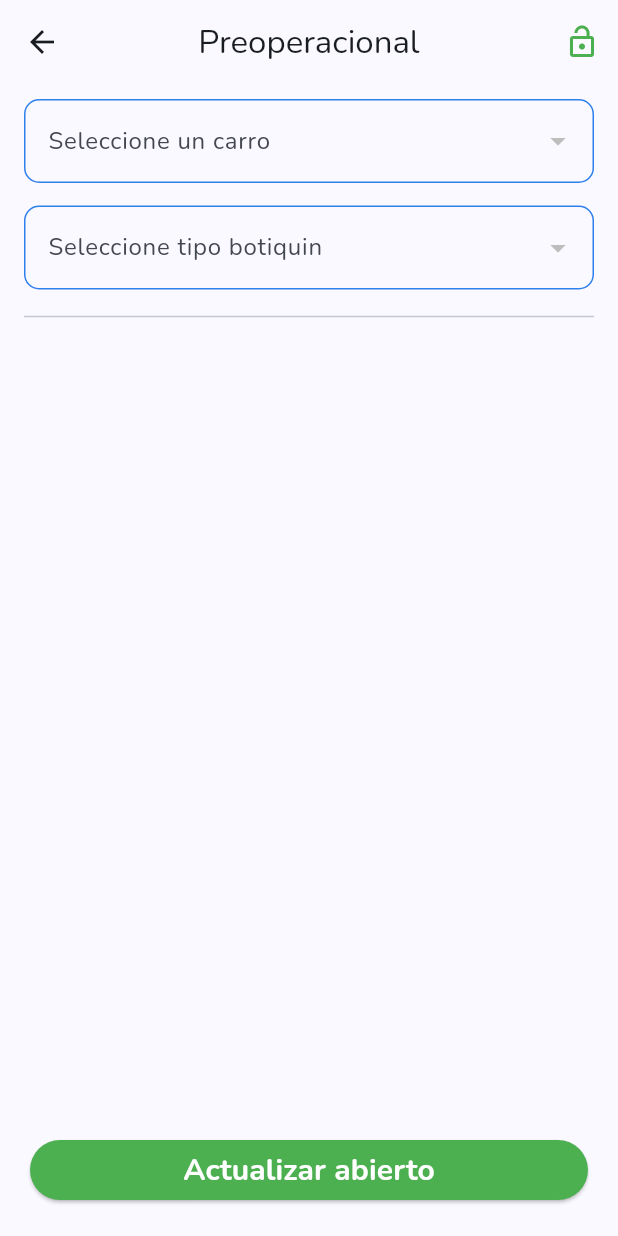
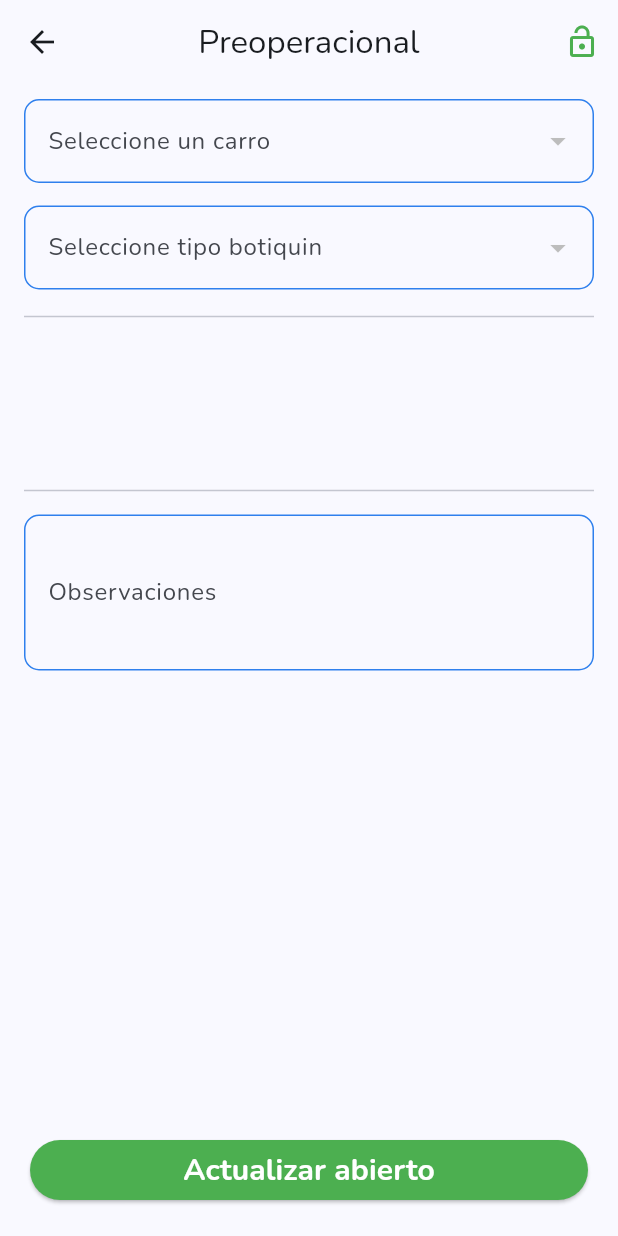
Before and after one commit to sxntiagoad/Eva-3.0, a Flutter app: the PreoperacionalScreen screen opened directly with empty values, on a phone screen of 412 x 824 dp. Run offline on Flutter 3.47's test engine with Material 3 defaults, Android fonts, the phone set to English and light mode, and no system bars; our stand-ins replace cloud_firestore, dio, firebase_auth, firebase_core, firebase_storage, flutter_riverpod and 2 more; accounts and stored records are empty.

Commit message:
fixed bug

```diff
--- a/lib/presentation/new_preoperacional/screens/new_preoperacional_scree.dart
+++ b/lib/presentation/new_preoperacional/screens/new_preoperacional_scree.dart
@@ -1,3 +1,4 @@
+import 'package:eva/presentation/new_preoperacional/widgets/observaciones.dart';
 import 'package:eva/providers/is_open.dart';
 import 'package:flutter/material.dart';
 import 'package:flutter_riverpod/flutter_riverpod.dart';
@@ -56,6 +57,9 @@ class NewPreoperacionalScree extends ConsumerWidget {
             SizedBox(height: 10),
             ListCategory(),
             SizedBox(height: 100),
+            Divider(),
+            ObservacionesWidget(),
+            SizedBox(height: 10),
           ],
         ),
       ),
--- a/lib/presentation/preoperacional/screens/preoperacional_screen.dart
+++ b/lib/presentation/preoperacional/screens/preoperacional_screen.dart
@@ -1,4 +1,5 @@
 import 'package:eva/presentation/preoperacional/widgets/inspeccion_db/list_category_db.dart';
+import 'package:eva/presentation/preoperacional/widgets/observaciones_db.dart';
 import 'package:eva/presentation/preoperacional/widgets/uptate_preoperacional.dart';
 import 'package:eva/providers/is_open.dart';
 import 'package:eva/providers/preoperacionales_provider.dart';
@@ -92,7 +93,11 @@ class _PreoperacionalScreenState extends ConsumerState<PreoperacionalScreen> {
               ListCategoryDb(),
               SizedBox(
                 height: 100,
-              )
+              ),
+              Divider(),
+              ObservacionesDbWidget(),
+              SizedBox(height: 10),
+
             ],
           ),
         ),
--- /dev/null
+++ b/lib/presentation/preoperacional/widgets/observaciones_db.dart
@@ -0,0 +1,45 @@
+import 'package:flutter/material.dart';
+import 'package:flutter_riverpod/flutter_riverpod.dart';
+import '../../../providers/preoperacional_db_provider.dart';
+
+class ObservacionesDbWidget extends ConsumerStatefulWidget {
+  const ObservacionesDbWidget({super.key});
+
+  @override
+  _ObservacionesDbWidgetState createState() => _ObservacionesDbWidgetState();
+}
+
+class _ObservacionesDbWidgetState extends ConsumerState<ObservacionesDbWidget> {
+  late TextEditingController _controller;
+
+  @override
+  void initState() {
+    super.initState();
+    final preoperacional = ref.read(preoperacionalDbProvider);
+    _controller = TextEditingController(text: preoperacional.observaciones);
+  }
+
+  @override
+  void dispose() {
+    _controller.dispose();
+    super.dispose();
+  }
+
+  @override
+  Widget build(BuildContext context) {
+    return Padding(
+      padding: const EdgeInsets.symmetric(vertical: 8.0),
+      child: TextField(
+        maxLines: 3,
+        decoration: const InputDecoration(
+          labelText: 'Observaciones',
+          border: OutlineInputBorder(),
+        ),
+        controller: _controller,
+        onChanged: (value) {
+          ref.read(preoperacionalDbProvider.notifier).updateObservaciones(value);
+        },
+      ),
+    );
+  }
+}
--- a/lib/providers/new_preoperacional_provider.dart
+++ b/lib/providers/new_preoperacional_provider.dart
@@ -91,7 +91,7 @@ class PreoperacionalNotifier extends StateNotifier<Preoperacional> {
 }
 
 final newPreoperacionalProvider =
-    StateNotifierProvider<PreoperacionalNotifier, Preoperacional>((ref) {
+    StateNotifierProvider.autoDispose<PreoperacionalNotifier, Preoperacional>((ref) {
   return PreoperacionalNotifier();
 });
 
```
Also changed, not shown: lib/presentation/new_preoperacional/widgets/observaciones.dart (added, +46 -0 lines), assets/logo_eva.png (renamed from assets/icon/logo_eva.png).
